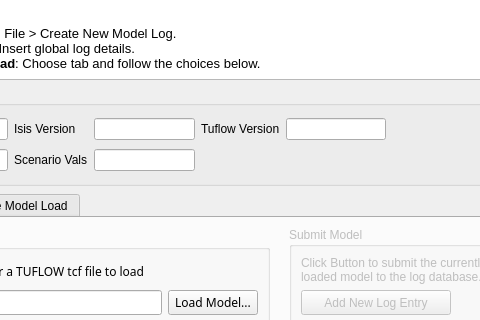
ErmeviewEnvironmentalLtd/LogIT, file src/logit/newentry/NewEntry_Widget.ui: the form before one commit; both pictures show x 187 to 667 and y 81 to 401 of the 798 by 647 pixel window.
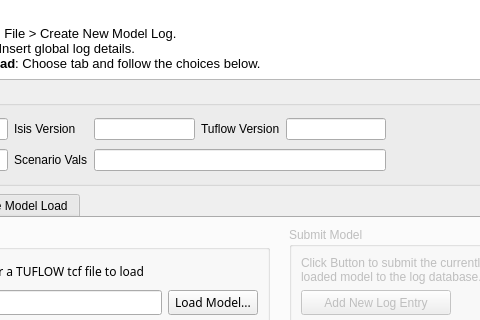
The form after the commit. Icons and pictures are not drawn.

```diff
--- a/src/logit/newentry/NewEntry_Widget.ui
+++ b/src/logit/newentry/NewEntry_Widget.ui
@@ -194,11 +194,11 @@
         </property>
        </widget>
       </item>
-      <item row="1" column="3">
+      <item row="1" column="3" colspan="3">
        <widget class="QLineEdit" name="runOptionsTextbox">
         <property name="maximumSize">
          <size>
-          <width>250</width>
+          <width>16777215</width>
           <height>16777215</height>
          </size>
         </property>
```
